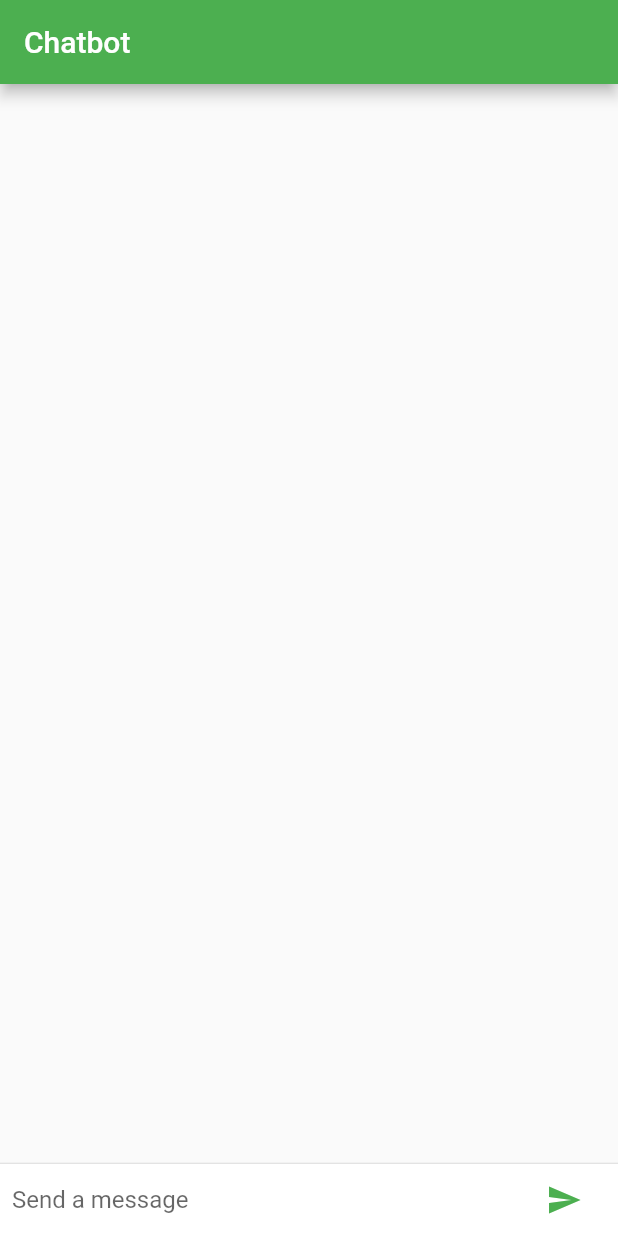
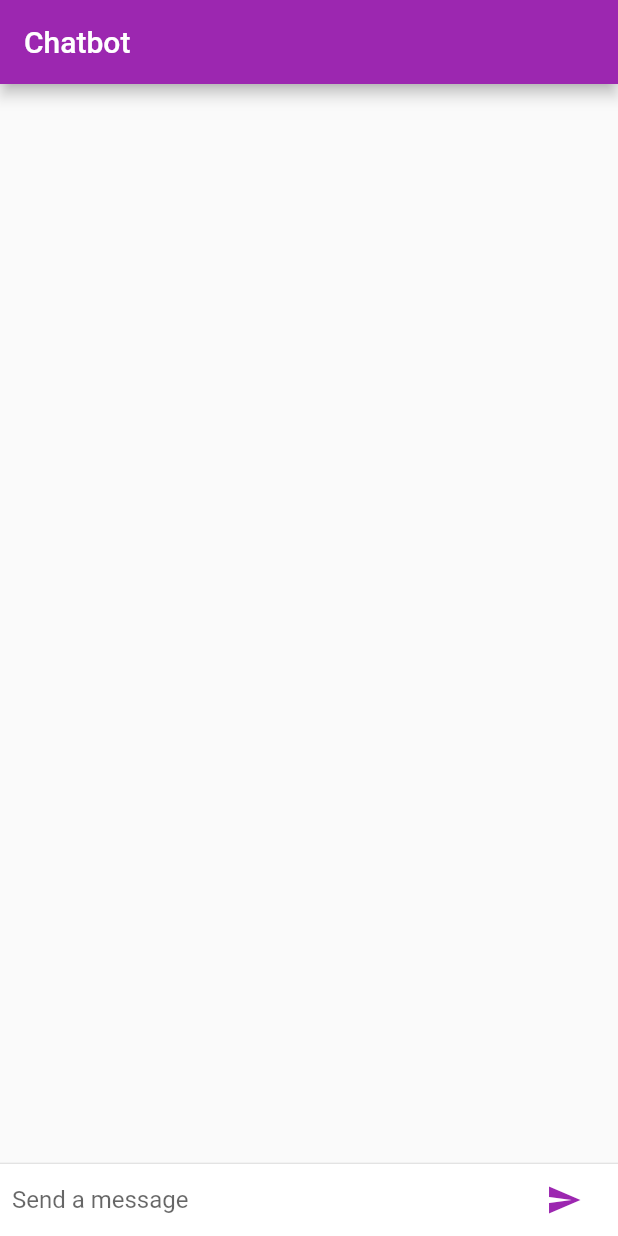
Before and after one commit to reham611/chatgpt, a Flutter app: the screen it shows after launch, on a phone screen of 412 x 824 dp. Run offline on Flutter 3.47's test engine with Material 2 defaults, Android fonts, the phone set to English and light mode, and no system bars.

Commit message:
change key & color

```diff
--- a/chatgpt/chatgpt/lib/main.dart
+++ b/chatgpt/chatgpt/lib/main.dart
@@ -12,7 +12,7 @@ class MyApp extends StatelessWidget {
     return MaterialApp(
       title: 'Chatbot',
       theme: ThemeData(
-        primarySwatch: Colors.green,
+        primarySwatch: Colors.purple,
         visualDensity: VisualDensity.adaptivePlatformDensity,
       ),
       home: ChatbotScreen(),
@@ -30,7 +30,7 @@ class _ChatbotScreenState extends State<ChatbotScreen> {
   final List<ChatMessage> _messages = [];
   final Uri _openAIUrl = Uri.parse('https://api.openai.com/v1/completions');
   final String _openAIKey =
-      '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';
+      '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';
 
   void _sendMessage() {
     if (_textController.text.trim().isEmpty) {
```
